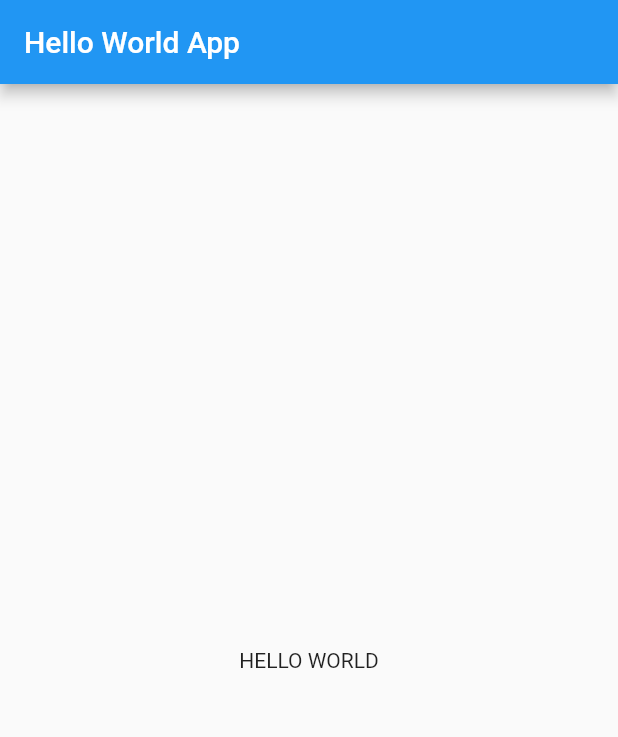
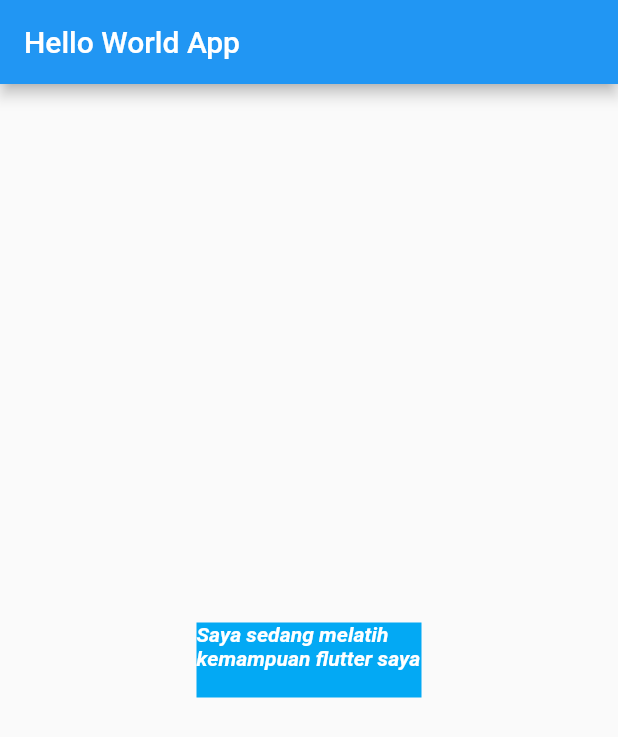
Before and after one commit to muhammadalief19/learn-flutter, a Flutter app: the screen it shows after launch, on a phone screen of 412 x 824 dp. Shown: the top 737 px of the screen. Run offline on Flutter 3.47's test engine with Material 2 defaults, Android fonts, the phone set to English and light mode, and no system bars.

Commit message:
eps 03: Text Widget

```diff
--- a/lib/main.dart
+++ b/lib/main.dart
@@ -14,8 +14,23 @@
         appBar: AppBar(
           title: const Text("Hello World App"),
         ),
-        body: const Center(
-          child: Text("HELLO WORLD"),
+        body: Center(
+          child: Container(
+            color: Colors.lightBlue,
+            width: 150,
+            height: 50,
+            child: const Text(
+              "Saya sedang melatih kemampuan flutter saya",
+              // maxLines: 2,
+              // overflow: TextOverflow.clip,
+              // textAlign: TextAlign.center,
+              style: TextStyle(
+                  color: Colors.white,
+                  fontStyle: FontStyle.italic,
+                  fontWeight: FontWeight.w700,
+                  fontSize: 14),
+            ),
+          ),
         ),
       ),
     );
```
